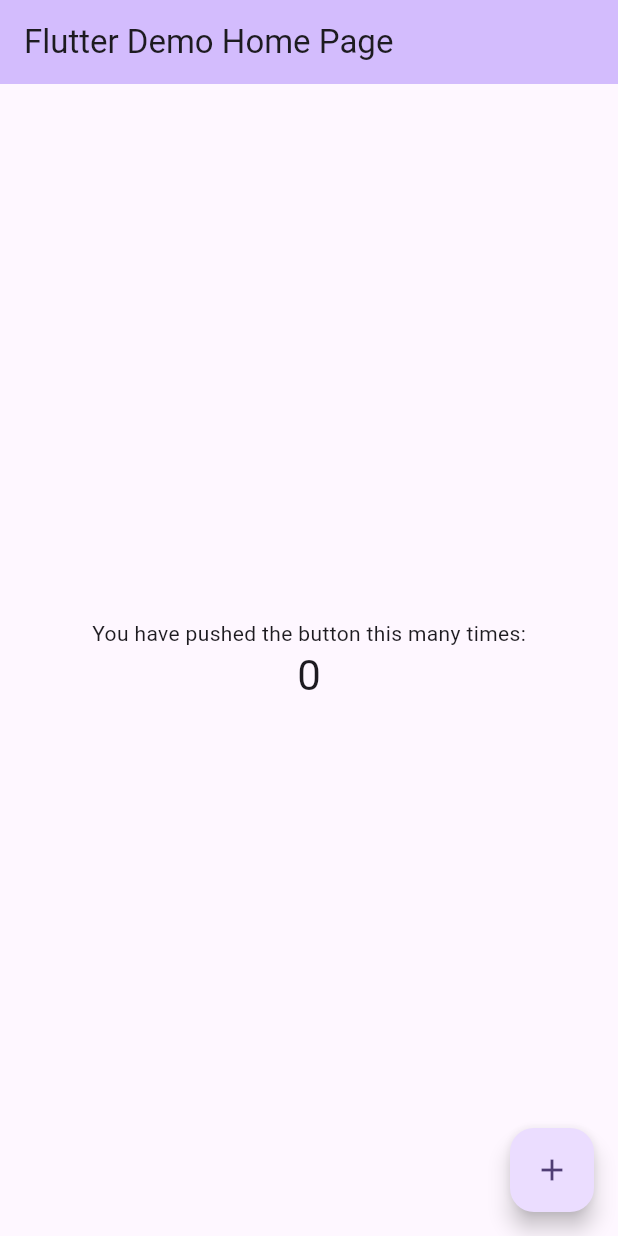
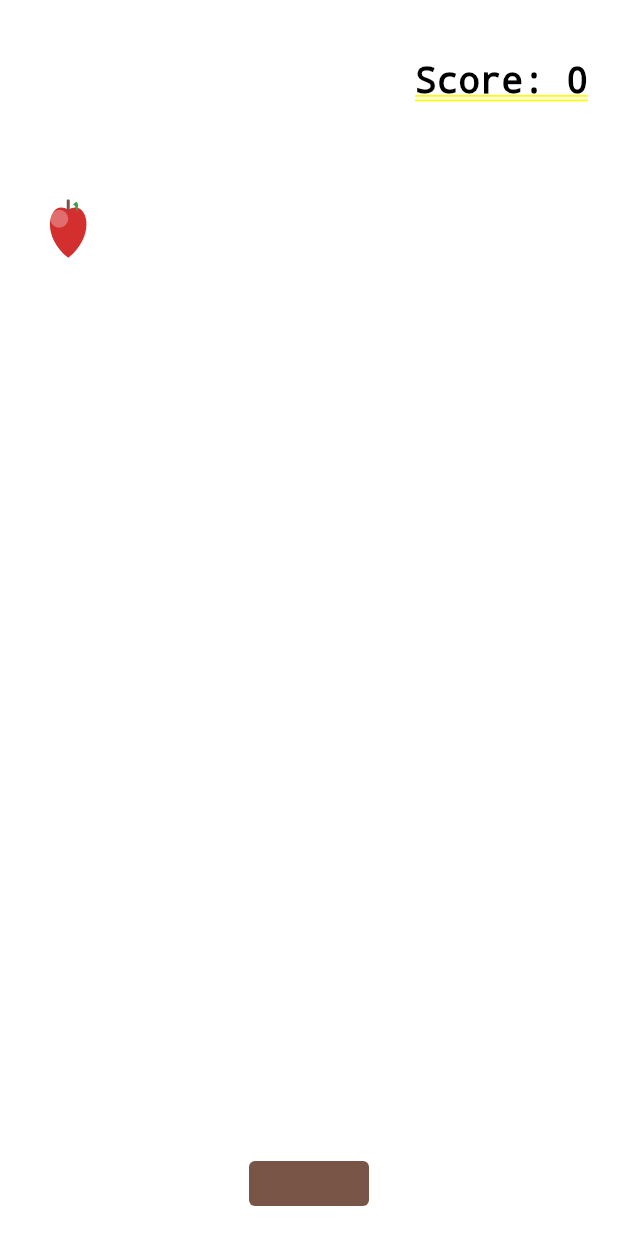
Before and after one commit to choijjangl/appleGame, a Flutter app: the screen it shows after launch, on a phone screen of 412 x 824 dp. Run offline on Flutter 3.47's test engine with Material 3 defaults, Android fonts, the phone set to English and light mode, and no system bars.

Commit message:
Replace apple game with Fruit Box

```diff
--- /dev/null
+++ b/lib/fruit_box_game.dart
@@ -0,0 +1,162 @@
+
+import 'dart:async';
+import 'dart:math';
+
+import 'package:flutter/material.dart';
+
+class FruitBoxGame extends StatefulWidget {
+  const FruitBoxGame({super.key});
+
+  @override
+  State<FruitBoxGame> createState() => _FruitBoxGameState();
+}
+
+class _FruitBoxGameState extends State<FruitBoxGame> {
+  late Timer _timer;
+  double fruitX = 0.5;
+  double fruitY = 0.0;
+  double boxX = 0.5;
+  int score = 0;
+
+  static const double fruitStep = 0.02;
+
+  @override
+  void initState() {
+    super.initState();
+    _resetFruit();
+    _timer = Timer.periodic(const Duration(milliseconds: 50), (_) => _update());
+  }
+
+  void _resetFruit() {
+    final rng = Random();
+    fruitX = rng.nextDouble();
+    fruitY = 0.0;
+  }
+
+  void _update() {
+    setState(() {
+      fruitY += fruitStep;
+      if (fruitY >= 1.0) {
+        if ((fruitX - boxX).abs() < 0.1) {
+          score += 1;
+        }
+        _resetFruit();
+      }
+    });
+  }
+
+  @override
+  void dispose() {
+    _timer.cancel();
+    super.dispose();
+  }
+
+  @override
+  Widget build(BuildContext context) {
+    final width = MediaQuery.of(context).size.width;
+    final height = MediaQuery.of(context).size.height;
+    return GestureDetector(
+      onHorizontalDragUpdate: (details) {
+        setState(() {
+          boxX += details.delta.dx / width;
+          boxX = boxX.clamp(0.0, 1.0);
+        });
+      },
+      child: Stack(
+        children: [
+          Positioned(
+            left: fruitX * width - 20,
+            top: fruitY * height,
+            child: CustomPaint(
+              painter: _ApplePainter(),
+              size: const Size(40, 40),
+            ),
+          ),
+          Positioned(
+            left: boxX * width - 40,
+            bottom: 20,
+            child: Container(
+              width: 80,
+              height: 30,
+              decoration: BoxDecoration(
+                color: Colors.brown,
+                borderRadius: BorderRadius.circular(4),
+              ),
+            ),
+          ),
+          Positioned(
+            top: 40,
+            right: 20,
+            child: Text(
+              "Score: $score",
+              style: const TextStyle(fontSize: 24, color: Colors.black),
+            ),
+          ),
+        ],
+      ),
+    );
+  }
+}
+
+class _ApplePainter extends CustomPainter {
+  @override
+  void paint(Canvas canvas, Size size) {
+    final paint = Paint()..color = Colors.red.shade700;
+    final path = Path();
+    path.moveTo(size.width * 0.5, size.height * 0.2);
+    path.cubicTo(
+      size.width * 0.8,
+      0,
+      size.width,
+      size.height * 0.6,
+      size.width * 0.5,
+      size.height,
+    );
+    path.cubicTo(
+      0,
+      size.height * 0.6,
+      size.width * 0.2,
+      0,
+      size.width * 0.5,
+      size.height * 0.2,
+    );
+    canvas.drawPath(path, paint);
+
+    final highlight = Paint()..color = Colors.white.withOpacity(0.3);
+    canvas.drawCircle(
+      Offset(size.width * 0.35, size.height * 0.35),
+      size.width * 0.15,
+      highlight,
+    );
+
+    final leafPaint = Paint()..color = Colors.green.shade600;
+    final leafPath = Path();
+    leafPath.moveTo(size.width * 0.55, size.height * 0.15);
+    leafPath.quadraticBezierTo(
+      size.width * 0.7,
+      size.height * -0.05,
+      size.width * 0.65,
+      size.height * 0.25,
+    );
+    leafPath.quadraticBezierTo(
+      size.width * 0.6,
+      size.height * 0.05,
+      size.width * 0.55,
+      size.height * 0.15,
+    );
+    canvas.drawPath(leafPath, leafPaint);
+
+    final stemPaint = Paint()
+      ..color = Colors.brown
+      ..strokeWidth = size.width * 0.05
+      ..strokeCap = StrokeCap.round;
+    canvas.drawLine(
+      Offset(size.width * 0.5, size.height * 0.2),
+      Offset(size.width * 0.5, size.height * 0.05),
+      stemPaint,
+    );
+  }
+
+  @override
+  bool shouldRepaint(covariant CustomPainter oldDelegate) => false;
+}
--- a/lib/main.dart
+++ b/lib/main.dart
@@ -1,4 +1,5 @@
 import 'package:flutter/material.dart';
+import 'fruit_box_game.dart';
 
 void main() {
   runApp(const MyApp());
@@ -31,95 +32,7 @@ class MyApp extends StatelessWidget {
         colorScheme: ColorScheme.fromSeed(seedColor: Colors.deepPurple),
         useMaterial3: true,
       ),
-      home: const MyHomePage(title: 'Flutter Demo Home Page'),
+      home: const FruitBoxGame(),
     );
   }
 }
-
-class MyHomePage extends StatefulWidget {
-  const MyHomePage({super.key, required this.title});
-
-  // This widget is the home page of your application. It is stateful, meaning
-  // that it has a State object (defined below) that contains fields that affect
-  // how it looks.
-
-  // This class is the configuration for the state. It holds the values (in this
-  // case the title) provided by the parent (in this case the App widget) and
-  // used by the build method of the State. Fields in a Widget subclass are
-  // always marked "final".
-
-  final String title;
-
-  @override
-  State<MyHomePage> createState() => _MyHomePageState();
-}
-
-class _MyHomePageState extends State<MyHomePage> {
-  int _counter = 0;
-
-  void _incrementCounter() {
-    setState(() {
-      // This call to setState tells the Flutter framework that something has
-      // changed in this State, which causes it to rerun the build method below
-      // so that the display can reflect the updated values. If we changed
-      // _counter without calling setState(), then the build method would not be
-      // called again, and so nothing would appear to happen.
-      _counter++;
-    });
-  }
-
-  @override
-  Widget build(BuildContext context) {
-    // This method is rerun every time setState is called, for instance as done
-    // by the _incrementCounter method above.
-    //
-    // The Flutter framework has been optimized to make rerunning build methods
-    // fast, so that you can just rebuild anything that needs updating rather
-    // than having to individually change instances of widgets.
-    return Scaffold(
-      appBar: AppBar(
-        // TRY THIS: Try changing the color here to a specific color (to
-        // Colors.amber, perhaps?) and trigger a hot reload to see the AppBar
-        // change color while the other colors stay the same.
-        backgroundColor: Theme.of(context).colorScheme.inversePrimary,
-        // Here we take the value from the MyHomePage object that was created by
-        // the App.build method, and use it to set our appbar title.
-        title: Text(widget.title),
-      ),
-      body: Center(
-        // Center is a layout widget. It takes a single child and positions it
-        // in the middle of the parent.
-        child: Column(
-          // Column is also a layout widget. It takes a list of children and
-          // arranges them vertically. By default, it sizes itself to fit its
-          // children horizontally, and tries to be as tall as its parent.
-          //
-          // Column has various properties to control how it sizes itself and
-          // how it positions its children. Here we use mainAxisAlignment to
-          // center the children vertically; the main axis here is the vertical
-          // axis because Columns are vertical (the cross axis would be
-          // horizontal).
-          //
-          // TRY THIS: Invoke "debug painting" (choose the "Toggle Debug Paint"
-          // action in the IDE, or press "p" in the console), to see the
-          // wireframe for each widget.
-          mainAxisAlignment: MainAxisAlignment.center,
-          children: <Widget>[
-            const Text(
-              'You have pushed the button this many times:',
-            ),
-            Text(
-              '$_counter',
-              style: Theme.of(context).textTheme.headlineMedium,
-            ),
-          ],
-        ),
-      ),
-      floatingActionButton: FloatingActionButton(
-        onPressed: _incrementCounter,
-        tooltip: 'Increment',
-        child: const Icon(Icons.add),
-      ), // This trailing comma makes auto-formatting nicer for build methods.
-    );
-  }
-}
```
Also changed, not shown: 1 other file.
